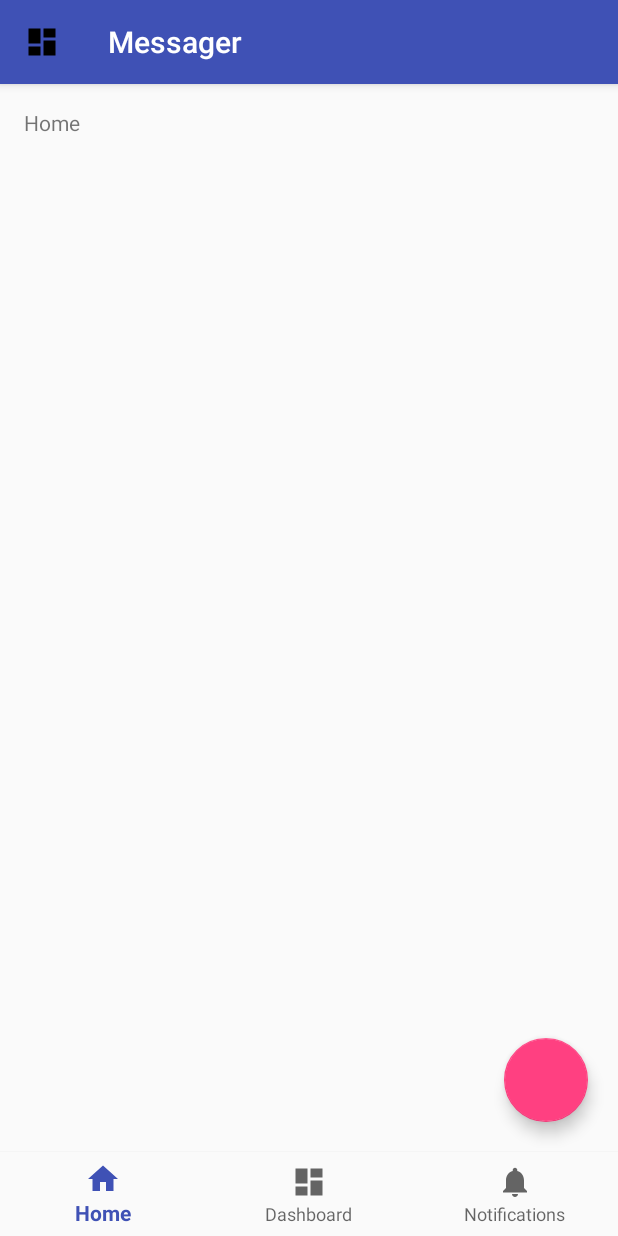
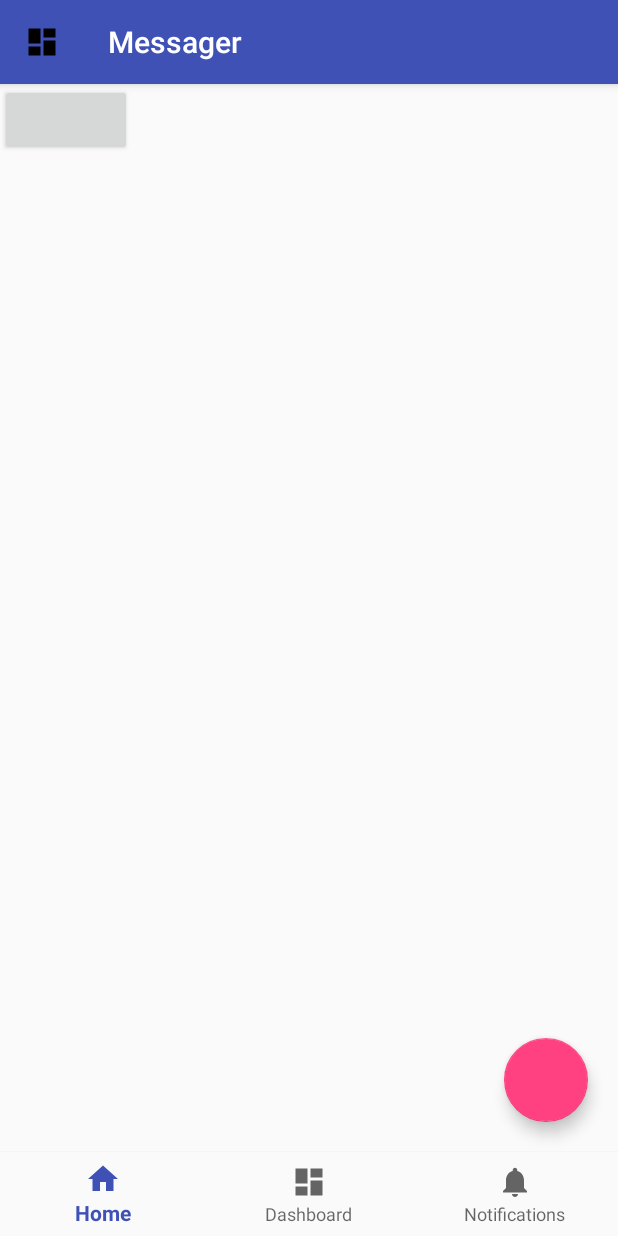
Before and after one commit to Jack-Q/messenger, an Android app: the screen it shows after launch (MainActivity), on a phone screen of 412 x 824 dp. Run offline under Robolectric (Android 15) with nearby library versions, the phone set to English and light mode, and no system bars; our stand-ins replace ButterKnife.

```diff
--- a/app/src/main/AndroidManifest.xml
+++ b/app/src/main/AndroidManifest.xml
@@ -10,7 +10,7 @@
         android:supportsRtl="true"
         android:theme="@style/AppTheme" >
         <activity
-            android:name=".MainActivity"
+            android:name=".ui.MainActivity"
             android:label="@string/app_name"
             android:immersive="true"
             >
--- a/app/src/main/java/cn/jackq/messager/MainActivity.java
+++ /dev/null
@@ -1,57 +0,0 @@
-package cn.jackq.messager;
-
-import android.os.Bundle;
-import android.support.annotation.NonNull;
-import android.support.design.widget.BottomNavigationView;
-import android.support.v7.app.ActionBar;
-import android.support.v7.app.AppCompatActivity;
-import android.support.v7.widget.Toolbar;
-import android.view.MenuItem;
-import android.widget.TextView;
-import android.widget.ViewAnimator;
-
-public class MainActivity extends AppCompatActivity {
-
-    private ViewAnimator mViewAnimator;
-
-    private BottomNavigationView.OnNavigationItemSelectedListener mOnNavigationItemSelectedListener
-            = new BottomNavigationView.OnNavigationItemSelectedListener() {
-
-        @Override
-        public boolean onNavigationItemSelected(@NonNull MenuItem item) {
-            switch (item.getItemId()) {
-                case R.id.navigation_home:
-                    mViewAnimator.setDisplayedChild(0);
-                    return true;
-                case R.id.navigation_dashboard:
-                    mViewAnimator.setDisplayedChild(1);
-                    return true;
-                case R.id.navigation_notifications:
-                    mViewAnimator.setDisplayedChild(2);
-                    return true;
-            }
-            return false;
-        }
-
-    };
-
-    @Override
-    protected void onCreate(Bundle savedInstanceState) {
-        super.onCreate(savedInstanceState);
-        setContentView(R.layout.activity_main);
-
-        final Toolbar toolbar = (Toolbar) findViewById(R.id.toolbar);
-        setSupportActionBar(toolbar);
-        final ActionBar actionBar = getSupportActionBar();
-
-        if (actionBar != null) {
-            actionBar.setHomeAsUpIndicator(R.drawable.ic_dashboard_black_24dp);
-            actionBar.setDisplayHomeAsUpEnabled(true);
-        }
-
-        mViewAnimator = (ViewAnimator) findViewById(R.id.view_animator);
-        BottomNavigationView navigation = (BottomNavigationView) findViewById(R.id.navigation);
-        navigation.setOnNavigationItemSelectedListener(mOnNavigationItemSelectedListener);
-    }
-
-}
--- /dev/null
+++ b/app/src/main/java/cn/jackq/messager/ui/MainActivity.java
@@ -0,0 +1,58 @@
+package cn.jackq.messager.ui;
+
+import android.os.Bundle;
+import android.support.annotation.NonNull;
+import android.support.design.widget.BottomNavigationView;
+import android.support.v7.app.ActionBar;
+import android.support.v7.app.AppCompatActivity;
+import android.support.v7.widget.Toolbar;
+import android.view.MenuItem;
+import android.view.View;
+import android.widget.ViewAnimator;
+
+import butterknife.BindView;
+import butterknife.ButterKnife;
+import cn.jackq.messager.R;
+
+public class MainActivity extends AppCompatActivity {
+
+    @BindView(R.id.view_animator) ViewAnimator mViewAnimator;
+    @BindView(R.id.navigation) BottomNavigationView navigation;
+    @BindView(R.id.toolbar) Toolbar mToolbar;
+    @BindView(R.id.main_home_page) View mHomePageView;
+    private MainActivityHomePage mHomePage;
+
+    @Override
+    protected void onCreate(Bundle savedInstanceState) {
+        super.onCreate(savedInstanceState);
+        setContentView(R.layout.activity_main);
+
+        ButterKnife.bind(this);
+
+        setSupportActionBar(mToolbar);
+        final ActionBar actionBar = getSupportActionBar();
+
+        if (actionBar != null) {
+            actionBar.setHomeAsUpIndicator(R.drawable.ic_dashboard_black_24dp);
+            actionBar.setDisplayHomeAsUpEnabled(true);
+        }
+
+        navigation.setOnNavigationItemSelectedListener(item -> {
+            switch (item.getItemId()) {
+                case R.id.navigation_home:
+                    mViewAnimator.setDisplayedChild(0);
+                    return true;
+                case R.id.navigation_dashboard:
+                    mViewAnimator.setDisplayedChild(1);
+                    return true;
+                case R.id.navigation_notifications:
+                    mViewAnimator.setDisplayedChild(2);
+                    return true;
+            }
+            return false;
+        });
+
+        mHomePage = new MainActivityHomePage(this, mHomePageView);
+    }
+
+}
--- /dev/null
+++ b/app/src/main/java/cn/jackq/messager/ui/MainActivityHomePage.java
@@ -0,0 +1,29 @@
+package cn.jackq.messager.ui;
+
+import android.content.Context;
+import android.support.annotation.NonNull;
+import android.view.View;
+import android.widget.TextView;
+
+import butterknife.BindView;
+import butterknife.ButterKnife;
+import butterknife.OnClick;
+import cn.jackq.messager.R;
+import cn.jackq.messager.network.ServerConnection;
+
+public class MainActivityHomePage {
+    private View mRootView;
+    private Context mContext;
+
+    @BindView(R.id.status_text) TextView mStatusText;
+
+    @OnClick(R.id.main_button_call) void buttonClickHandler() {
+        ServerConnection.get().testServer().thenAccept(status -> mStatusText.append(status.getMessage()));
+    }
+
+    public MainActivityHomePage(@NonNull Context context, @NonNull View rootView) {
+        mContext = context;
+        mRootView = rootView;
+        ButterKnife.bind(this, rootView);
+    }
+}
--- a/app/src/main/res/layout/activity_main.xml
+++ b/app/src/main/res/layout/activity_main.xml
@@ -6,7 +6,7 @@
     android:layout_width="match_parent"
     android:layout_height="match_parent"
     android:fitsSystemWindows="true"
-    tools:context=".MainActivity">
+    tools:context=".ui.MainActivity">
 
     <LinearLayout
         android:id="@+id/content"
@@ -42,14 +42,8 @@
                 android:layout_width="match_parent"
                 android:layout_height="match_parent">
 
-                <TextView
-                    android:layout_width="match_parent"
-                    android:layout_height="wrap_content"
-                    android:layout_marginBottom="@dimen/activity_vertical_margin"
-                    android:layout_marginLeft="@dimen/activity_horizontal_margin"
-                    android:layout_marginRight="@dimen/activity_horizontal_margin"
-                    android:layout_marginTop="@dimen/activity_vertical_margin"
-                    android:text="@string/title_home" />
+                <include layout="@layout/activity_main_home" />
+
                 <TextView
                     android:layout_width="match_parent"
                     android:layout_height="wrap_content"
--- /dev/null
+++ b/app/src/main/res/layout/activity_main_home.xml
@@ -0,0 +1,19 @@
+<?xml version="1.0" encoding="utf-8"?>
+<LinearLayout xmlns:android="http://schemas.android.com/apk/res/android"
+    android:orientation="vertical" android:layout_width="match_parent"
+    android:id="@+id/main_home_page"
+    android:layout_height="match_parent">
+    <Button
+        android:id="@+id/main_button_call"
+        android:layout_width="wrap_content"
+        android:layout_height="wrap_content" />
+    <ScrollView
+        android:layout_width="match_parent"
+        android:layout_height="0dp"
+        android:layout_weight="1">
+        <TextView
+            android:id="@+id/status_text"
+            android:layout_width="match_parent"
+            android:layout_height="wrap_content" />
+    </ScrollView>
+</LinearLayout>
--- a/build.gradle
+++ b/build.gradle
@@ -15,6 +15,7 @@ buildscript {
 allprojects {
     repositories {
         jcenter()
+        maven { url "https://jitpack.io" }
     }
 }
 
```
Also changed, not shown: app/build.gradle (+15 -0 lines), app/src/main/java/cn/jackq/messager/network/NetworkOperationStatus.java (added, +32 -0 lines), app/src/main/java/cn/jackq/messager/network/ServerConnection.java (added, +25 -0 lines).
